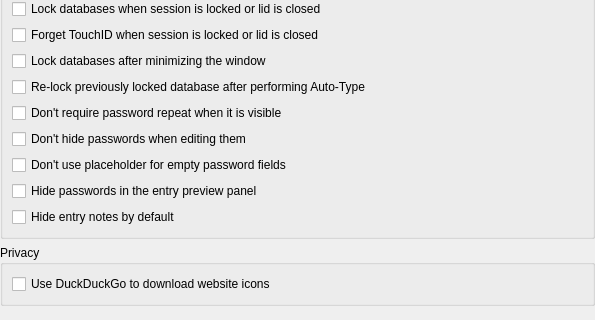
keepassxreboot/keepassxc, file src/gui/ApplicationSettingsWidgetSecurity.ui: the form before one commit; both pictures show x 0 to 595 and y 158 to 478 of the 595 by 478 pixel window.
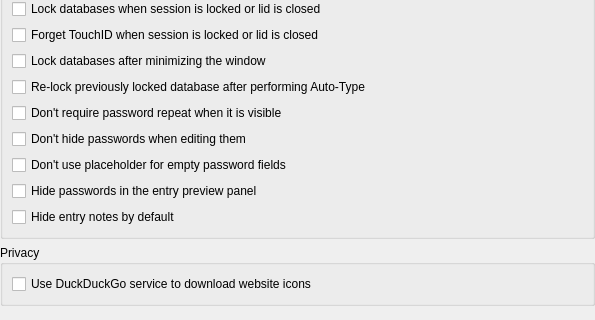
The form after the commit.

Commit message: Made changes to streamline icon downloading process

What changed in the file:
```diff
--- a/src/gui/ApplicationSettingsWidgetSecurity.ui
+++ b/src/gui/ApplicationSettingsWidgetSecurity.ui
@@ -212,7 +212,7 @@
       <item>
        <widget class="QCheckBox" name="fallbackToSearch">
         <property name="text">
-         <string>Use DuckDuckGo to download website icons</string>
+         <string>Use DuckDuckGo service to download website icons</string>
         </property>
        </widget>
       </item>
```
The commit also changes 2 other files.
